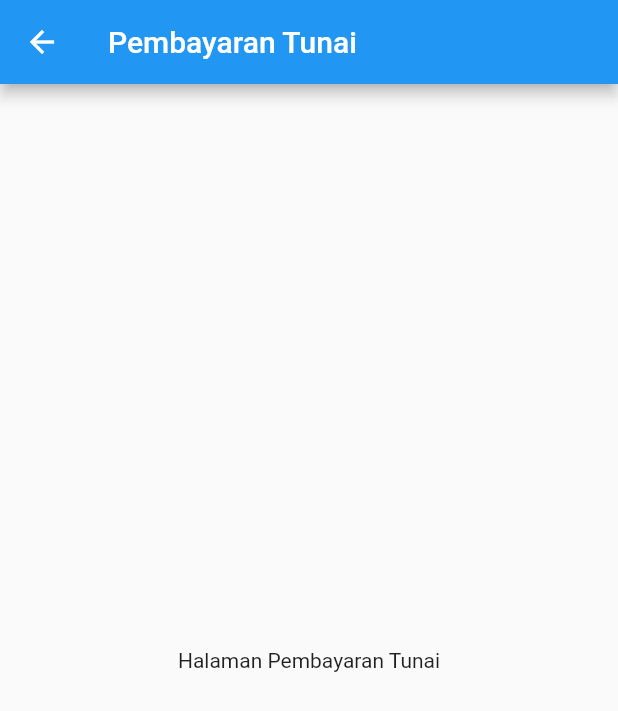
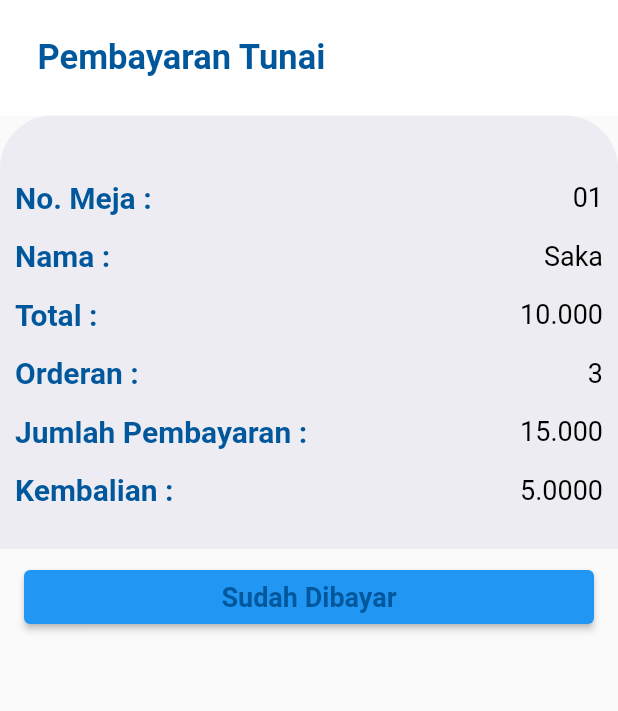
Before and after one commit to BidinOn07/Serving_Apps, a Flutter app: the CashView screen opened directly, on a phone screen of 412 x 824 dp. Shown: the top 711 px of the screen. Run offline on Flutter 3.47's test engine with Material 2 defaults, Android fonts, the phone set to English and light mode, and no system bars; our stand-ins replace curved_navigation_bar, eva_icons_flutter, get, introduction_screen, lottie.

Commit message:
menambahkan konten halaman pembayaran tunai

```diff
--- a/lib/app/modules/pembayaran/views/cash.dart
+++ b/lib/app/modules/pembayaran/views/cash.dart
@@ -1,6 +1,10 @@
 // ignore_for_file: prefer_const_constructors
 
 import 'package:flutter/material.dart';
+import 'package:get/get.dart';
+
+import '../../../utils/constant.dart';
+import '../../../utils/mainpage.dart';
 
 class CashView extends StatelessWidget {
   const CashView({super.key});
@@ -8,12 +12,116 @@ class CashView extends StatelessWidget {
   @override
   Widget build(BuildContext context) {
     return Scaffold(
-      appBar: AppBar(
-        title: Text('Pembayaran Tunai'),
+      body: ListView(
+        children: [
+          TunaiAppBar(),
+          Container(
+            // height: 900,
+            padding: EdgeInsets.only(top: 15),
+            decoration: BoxDecoration(
+              color: Color(0xFFEDECF2),
+              borderRadius: BorderRadius.only(
+                topLeft: Radius.circular(35),
+                topRight: Radius.circular(35),
+              ),
+            ),
+            child: Column(
+              children: [
+                Container(
+                  margin: EdgeInsets.symmetric(vertical: 10),
+                  padding: EdgeInsets.all(10),
+                  child: Column(
+                    mainAxisAlignment: MainAxisAlignment.center,
+                    crossAxisAlignment: CrossAxisAlignment.stretch,
+                    children: [
+                      _buildInfoRow('No. Meja : ', '01'),
+                      _buildInfoRow('Nama : ', 'Saka'),
+                      _buildInfoRow('Total : ', '10.000'),
+                      _buildInfoRow('Orderan : ', '3'),
+                      _buildInfoRow('Jumlah Pembayaran : ', '15.000'),
+                      _buildInfoRow('Kembalian : ', '5.0000'),
+                    ],
+                  ),
+                ),
+              ],
+            ),
+          ),
+          Container(
+            width: double.infinity, // Membuat tombol memenuhi lebar layar
+            padding: EdgeInsets.symmetric(horizontal: 16, vertical: 8),
+            child: ElevatedButton(
+              onPressed: () {
+                _nextPaymentOptions(context); // Menampilkan pop-up pembayaran
+              },
+              child: Text(
+                'Sudah Dibayar',
+                style: TextStyle(
+                  fontSize: 18,
+                  color: kColorPrimary,
+                  fontWeight: FontWeight.bold,
+                ),
+              ),
+            ),
+          ),
+        ],
       ),
-      body: Center(
-        child: Text('Halaman Pembayaran Tunai'),
+    );
+  }
+
+  Widget _buildInfoRow(String label, String value) {
+    return Padding(
+      padding: EdgeInsets.symmetric(vertical: 8),
+      child: Row(
+        mainAxisAlignment: MainAxisAlignment.spaceBetween,
+        children: [
+          Text(
+            label,
+            style: TextStyle(
+              fontSize: 20,
+              color: kColorPrimary,
+              fontFamily: 'Roboto',
+              fontWeight: FontWeight.bold,
+            ),
+          ),
+          Text(
+            value,
+            style: TextStyle(
+              fontSize: 18,
+              color: Colors.black,
+              fontFamily: 'Roboto',
+              fontWeight: FontWeight.normal,
+            ),
+          ),
+        ],
       ),
     );
   }
 }
+
+void _nextPaymentOptions(BuildContext context) {
+  // Kembali ke halaman awal menggunakan Get.to (MainPage)
+  Get.offAll(MainPage());
+
+  // Cetak pesan otomatis
+  print('Pembayaran sudah berhasil dilakukan.');
+}
+
+class TunaiAppBar extends StatelessWidget {
+  const TunaiAppBar({super.key});
+
+  @override
+  Widget build(BuildContext context) {
+    return Container(
+      color: kColor,
+      padding: EdgeInsets.all(25),
+      child: Text(
+        'Pembayaran Tunai',
+        style: TextStyle(
+          fontSize: 23,
+          fontWeight: FontWeight.bold,
+          color: kColorPrimary,
+        ),
+      ),
+    );
+  }
+}
--- a/lib/app/modules/pembayaran/views/pembayaran_view.dart
+++ b/lib/app/modules/pembayaran/views/pembayaran_view.dart
@@ -5,6 +5,7 @@ import 'package:flutter/material.dart';
 import 'package:get/get.dart';
 import 'package:kasir/app/modules/pembayaran/views/cash.dart';
 import 'package:kasir/app/modules/pembayaran/views/cashless.dart';
+import 'package:kasir/app/modules/pembayaran/views/splitbill.dart';
 import 'package:kasir/app/utils/constant.dart';
 
 import '../controllers/pembayaran_controller.dart';
@@ -66,7 +67,7 @@ class PembayaranView extends GetView<PembayaranController> {
                   Navigator.pop(context); // Tutup pop-up setelah pembayaran
                   Navigator.push(
                     context,
-                    MaterialPageRoute(builder: (context) => CashLessView()),
+                    MaterialPageRoute(builder: (context) => SplitBillView()),
                   );
                 },
                 child: Text(
@@ -110,9 +111,9 @@ class PembayaranView extends GetView<PembayaranController> {
                     mainAxisAlignment: MainAxisAlignment.center,
                     crossAxisAlignment: CrossAxisAlignment.stretch,
                     children: [
-                      _buildInfoRow('No. Meja', '01'),
-                      _buildInfoRow('Nama', 'Saka'),
-                      _buildInfoRow('Total', '10.000'),
+                      _buildInfoRow('No. Meja : ', '01'),
+                      _buildInfoRow('Nama : ', 'Saka'),
+                      _buildInfoRow('Total : ', '10.000'),
                     ],
                   ),
                 ),
```
